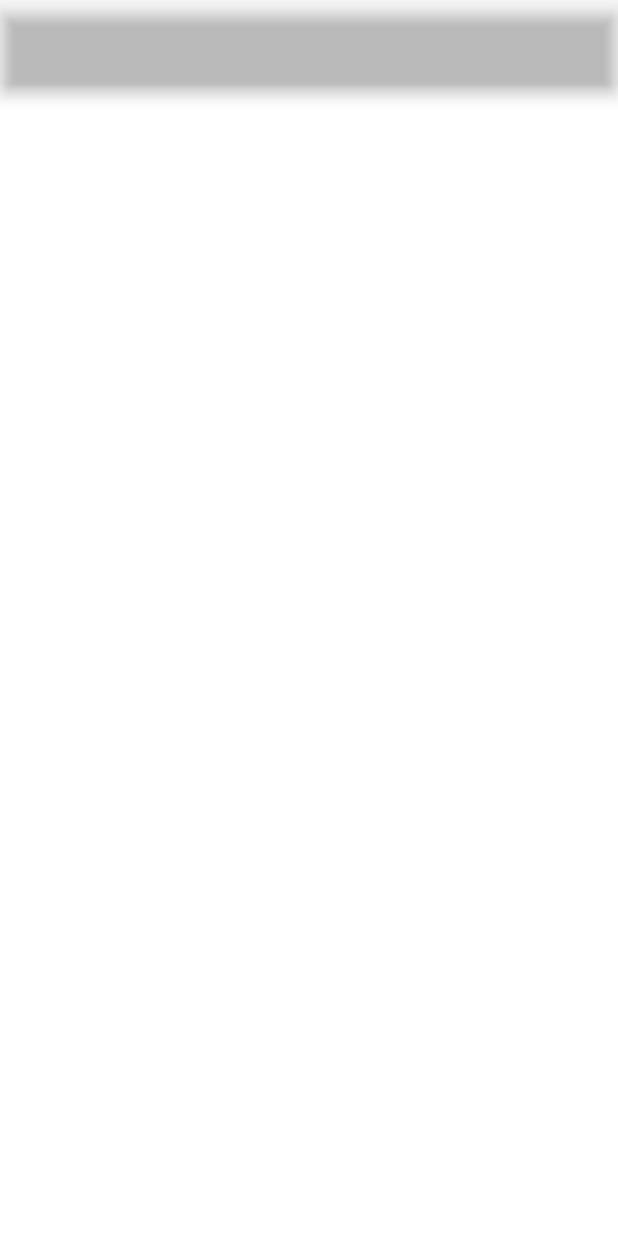
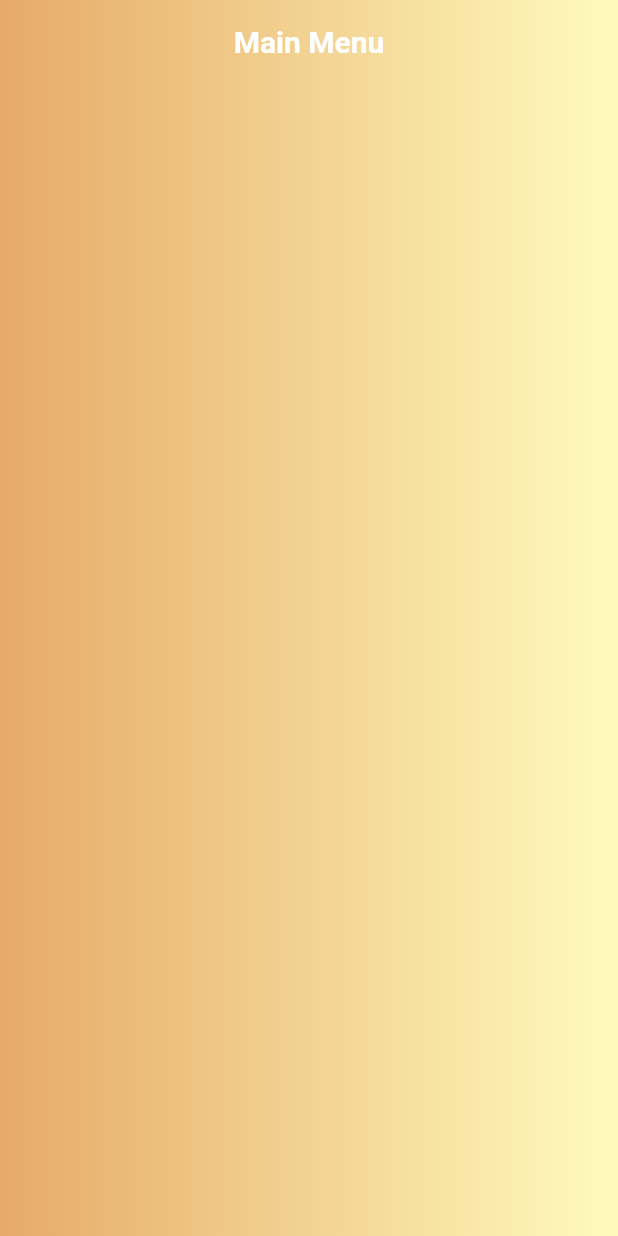
Before and after one commit to salcc/Junction-2022, a Flutter app: the screen it shows after launch, on a phone screen of 412 x 824 dp. Run offline on Flutter 3.47's test engine with Material 2 defaults, Android fonts, the phone set to English and light mode, and no system bars; our stand-ins replace get.

Commit message:
Main page theme and chat example.

```diff
--- a/flutter_demo/app_demo/lib/models/user_model.dart
+++ b/flutter_demo/app_demo/lib/models/user_model.dart
@@ -12,6 +12,7 @@ class User {
   });
 
   static const List<User> users = [
-    User(id: '1', name: 'John', surname: 'WH', imageUrl: 'www.xxx.com')
+    User(id: '1', name: 'John', surname: 'WH', imageUrl: ''),
+    User(id: '2', name: 'Maria', surname: 'JK', imageUrl: ''),
   ];
 }
--- a/flutter_demo/app_demo/lib/screens/home_screen.dart
+++ b/flutter_demo/app_demo/lib/screens/home_screen.dart
@@ -5,9 +5,28 @@ class HomeScreen extends StatelessWidget {
 
   @override
   Widget build(BuildContext context) {
-    return Scaffold(
-      appBar: AppBar(),
-      body: Container(),
-    );
+    return Container(
+        decoration: BoxDecoration(
+            gradient: LinearGradient(
+                begin: Alignment.topLeft,
+                end: Alignment.topRight,
+                colors: [
+              Theme.of(context).colorScheme.primary,
+              Theme.of(context).colorScheme.secondary,
+            ])),
+        child: Scaffold(
+          appBar: AppBar(
+            title: Text(
+              'Main Menu',
+              style: Theme.of(context)
+                  .textTheme
+                  .titleLarge!
+                  .copyWith(fontWeight: FontWeight.bold),
+            ),
+            centerTitle: true,
+            elevation: 0,
+          ),
+          body: Container(),
+        ));
   }
 }
```
Also changed, not shown: flutter_demo/app_demo/lib/models/chat_model.dart (+40 -1 lines), flutter_demo/app_demo/lib/models/message_model.dart (+7 -1 lines).
